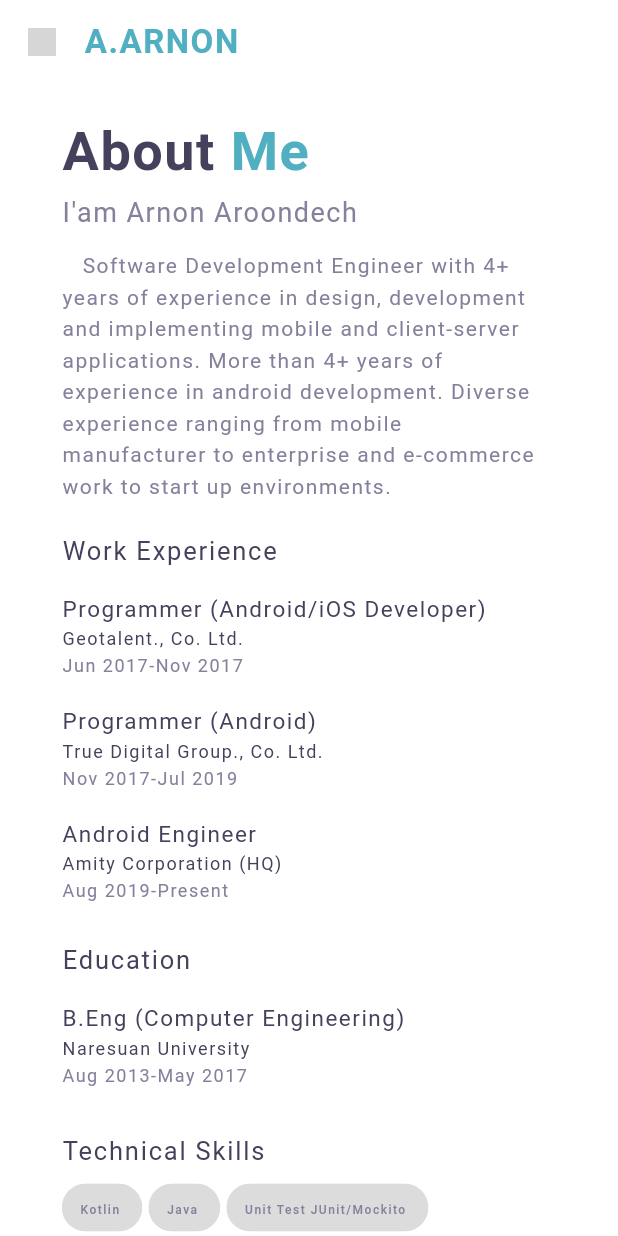
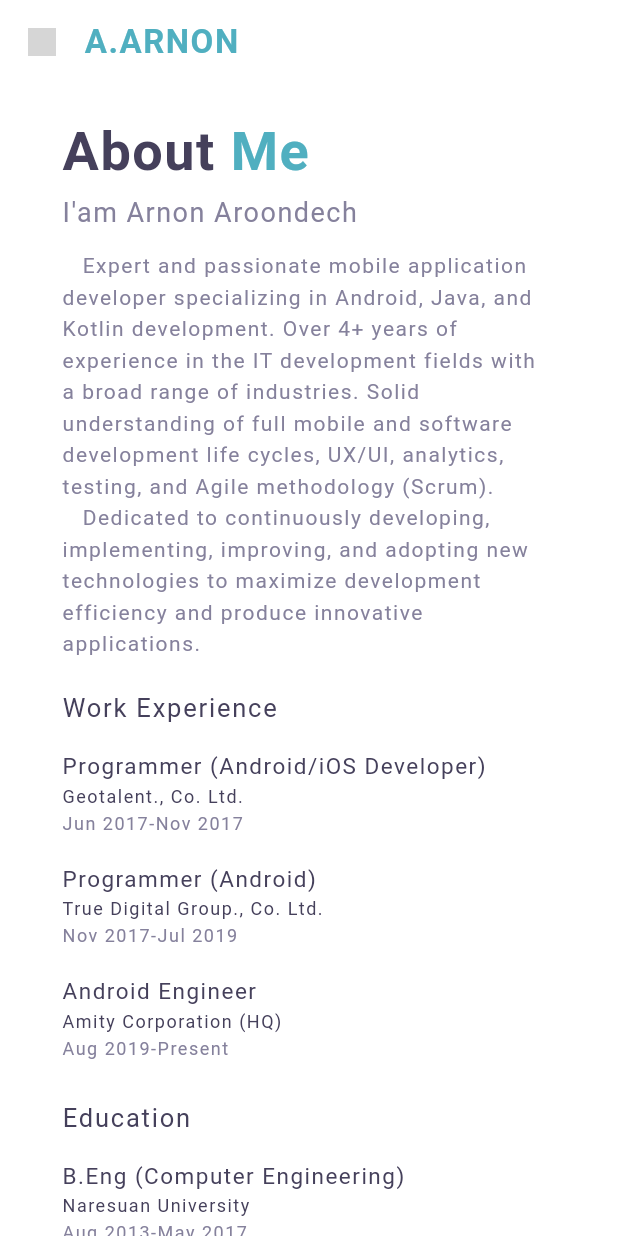
Before and after one commit to W8GOD/flutter-my-portfolio, a Flutter app: the AboutPage screen opened directly, on a phone screen of 412 x 824 dp. Run offline on Flutter 3.47's test engine with Material 2 defaults, Android fonts, the phone set to English and light mode, and no system bars; our stand-ins replace animated_text_kit; missing offline and left inert: dart:html; network calls fail; Roboto replaces fonts that are missing (QuicksandBold); grey boxes are pictures that could not be loaded.

Commit message:
add more summary skills on about me page

```diff
--- a/lib/constants/strings.dart
+++ b/lib/constants/strings.dart
@@ -11,14 +11,16 @@ class Strings {
   static const String position_detail =
       'Android Developer and Designer from Bangkok, Thailand';
   static const String summary =
-      '   Software Development Engineer with 4+ years of experience in design, '
-      'development and implementing mobile and client-server applications. '
-      'More than 4+ years of experience in android development. Diverse '
-      'experience ranging from mobile manufacturer to enterprise and '
-      'e-commerce work to start up environments. ';
-  static const String summaryExtra = 'Extensive knowledge on '
-      'the development and test of android applications. Good knowledge '
-      'on android architecture and design.';
+      '   Expert and passionate mobile application developer specializing '
+      'in Android, Java, and Kotlin development. Over 4+ years of experience '
+      'in the IT development fields with a broad range of industries. '
+      'Solid understanding of full mobile and software development life cycles, '
+      'UX/UI, analytics, testing, and Agile methodology (Scrum).';
+
+  static const String summaryExtra =
+      '   Dedicated to continuously developing, implementing, improving, '
+      'and adopting new technologies to maximize development efficiency '
+      'and produce innovative applications.';
 
   static const String education = 'Education';
   static const String work_experience = 'Work Experience';
--- a/lib/ui/about.dart
+++ b/lib/ui/about.dart
@@ -177,6 +177,7 @@ class AboutPage extends NavigationActions {
       crossAxisAlignment: CrossAxisAlignment.start,
       children: <Widget>[
         _buildSummaryItem(context, Strings.summary),
+        _buildSummaryItem(context, Strings.summaryExtra),
       ],
     );
   }
```
